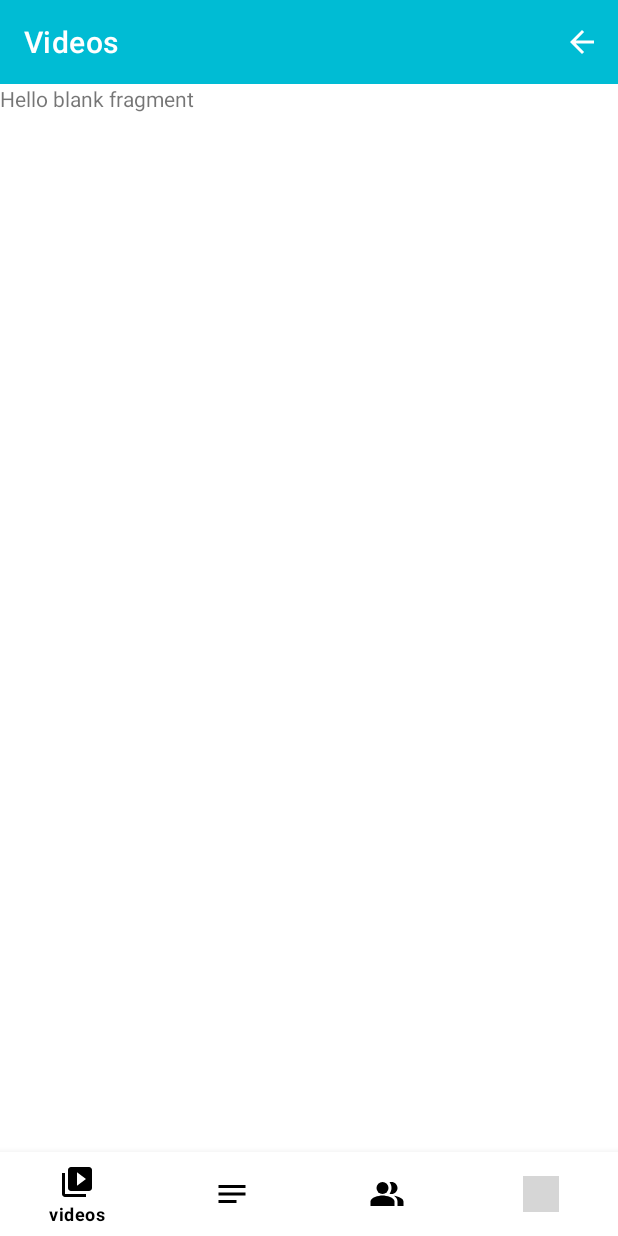
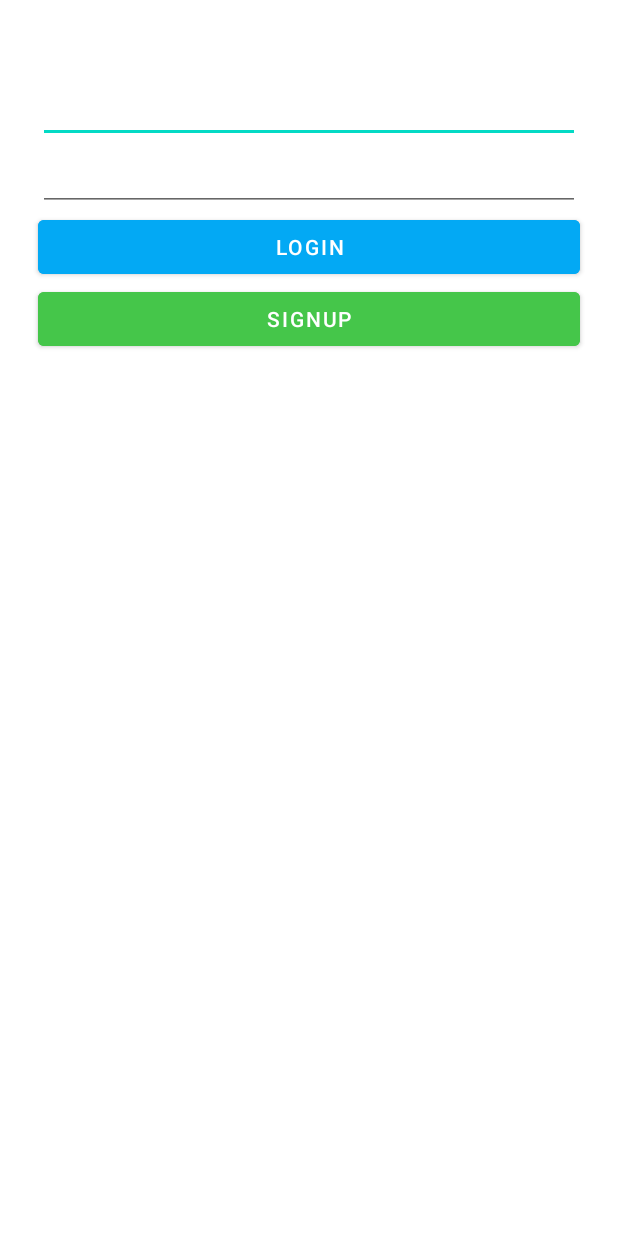
Before and after one commit to Toubat/Courstack, an Android app: the screen it shows after launch (MainActivity before the commit, LoginActivity after it), on a phone screen of 412 x 824 dp. Run offline under Robolectric (Android 15) with nearby library versions, the light colour scheme and no system bars; 6 statements that could not run were skipped; grey boxes are pictures that could not be loaded.

Commit message:
add login activity

```diff
--- a/app/src/main/AndroidManifest.xml
+++ b/app/src/main/AndroidManifest.xml
@@ -16,8 +16,8 @@
         android:theme="@style/Theme.Courstack"
         android:name=".ParseApplication">
 
-        <activity android:name=".LoginActivity"></activity>
-        <activity android:name=".MainActivity">
+        <activity android:name=".MainActivity"></activity>
+        <activity android:name=".LoginActivity">
             <intent-filter>
                 <action android:name="android.intent.action.MAIN" />
 
--- a/app/src/main/java/com/example/courstack/LoginActivity.java
+++ b/app/src/main/java/com/example/courstack/LoginActivity.java
@@ -2,13 +2,103 @@ package com.example.courstack;
 
 import androidx.appcompat.app.AppCompatActivity;
 
+import android.content.Intent;
 import android.os.Bundle;
+import android.util.Log;
+import android.view.View;
+import android.widget.Button;
+import android.widget.EditText;
+import android.widget.Toast;
+
+import com.parse.LogInCallback;
+import com.parse.ParseException;
+import com.parse.ParseUser;
+import com.parse.SignUpCallback;
 
 public class LoginActivity extends AppCompatActivity {
+
+    public static final String TAG = "LoginActivity";
+    private EditText etUsername;
+    private EditText etPassword;
+    private Button btnLogin;
+    private Button btnSignup;
 
     @Override
     protected void onCreate(Bundle savedInstanceState) {
         super.onCreate(savedInstanceState);
         setContentView(R.layout.activity_login);
+
+        // Automatic Login
+        if (ParseUser.getCurrentUser() != null) {
+            // goMainActivity();
+        }
+        etUsername = findViewById(R.id.etUsername);
+        etPassword = findViewById(R.id.etPassword);
+        btnLogin = findViewById(R.id.btnLogin);
+        btnLogin.setOnClickListener(new View.OnClickListener() {
+            @Override
+            public void onClick(View v) {
+                Log.i(TAG, "onClick login button");
+                String username = etUsername.getText().toString();
+                String password = etPassword.getText().toString();
+                loginUser(username, password);
+            }
+        });
+        btnSignup = findViewById(R.id.btnSignup);
+        btnSignup.setOnClickListener(new View.OnClickListener() {
+            @Override
+            public void onClick(View v) {
+                Log.i(TAG, "onClick signup button");
+                String username = etUsername.getText().toString();
+                String password = etPassword.getText().toString();
+                signupUser(username, password);
+            }
+        });
+    }
+
+    private void signupUser(String username, String password) {
+        Log.i(TAG, "Attempting to signup user" + username);
+        // Create the ParseUser
+        ParseUser user = new ParseUser();
+        // Set core properties
+        user.setUsername(username);
+        user.setPassword(password);
+        user.signUpInBackground(new SignUpCallback() {
+            @Override
+            public void done(ParseException e) {
+                if (e != null) {
+                    Log.e(TAG, "Issue with signup", e);
+                    Toast.makeText(LoginActivity.this, "Issue with Signup!", Toast.LENGTH_SHORT).show();
+                } else {
+                    Toast.makeText(LoginActivity.this, "Signup successful!", Toast.LENGTH_SHORT).show();
+                    etUsername.setText("");
+                    etPassword.setText("");
+                }
+            }
+        });
+    }
+
+    private void loginUser(String username, String password) {
+        Log.i(TAG, "Attempting to login user" + username);
+        // Navigate to the main activity if the user has signed properly
+        ParseUser.logInInBackground(username, password, new LogInCallback() {
+            @Override
+            public void done(ParseUser user, ParseException e) {
+                if (e != null) {
+                    Log.e(TAG, "Issue with login", e);
+                    Toast.makeText(LoginActivity.this, "Issue with Login!", Toast.LENGTH_SHORT).show();
+                } else {
+                    goMainActivity();
+                    Toast.makeText(LoginActivity.this, "Success", Toast.LENGTH_SHORT).show();
+                }
+            }
+        });
+    }
+
+    private void goMainActivity() {
+        Intent i = new Intent(this, MainActivity.class);
+        startActivity(i);
+        // remove activity from stack
+        finish();
     }
 }
--- a/app/src/main/res/layout/activity_login.xml
+++ b/app/src/main/res/layout/activity_login.xml
@@ -1,9 +1,67 @@
 <?xml version="1.0" encoding="utf-8"?>
-<androidx.constraintlayout.widget.ConstraintLayout xmlns:android="http://schemas.android.com/apk/res/android"
+<RelativeLayout
+    xmlns:android="http://schemas.android.com/apk/res/android"
     xmlns:app="http://schemas.android.com/apk/res-auto"
     xmlns:tools="http://schemas.android.com/tools"
     android:layout_width="match_parent"
     android:layout_height="match_parent"
     tools:context=".LoginActivity">
 
-</androidx.constraintlayout.widget.ConstraintLayout>
+    <EditText
+        android:id="@+id/etUsername"
+        android:layout_width="363dp"
+        android:layout_height="wrap_content"
+        android:layout_alignParentStart="true"
+        android:layout_alignParentEnd="true"
+        android:layout_marginStart="25dp"
+        android:layout_marginTop="50dp"
+        android:layout_marginEnd="25dp"
+        android:hint="@string/username"
+        android:lines="1"
+        tools:layout_centerHorizontal="true"
+        tools:text="Username" />
+
+    <EditText
+        android:id="@+id/etPassword"
+        android:layout_width="336dp"
+        android:layout_height="wrap_content"
+        android:layout_below="@+id/etUsername"
+        android:layout_alignParentStart="true"
+        android:layout_alignParentEnd="true"
+        android:layout_marginStart="25dp"
+        android:layout_marginTop="0dp"
+        android:layout_marginEnd="25dp"
+        android:hint="@string/password"
+        android:inputType="textPassword"
+        android:lines="1"
+        tools:text="Password" />
+
+    <Button
+        android:id="@+id/btnLogin"
+        android:layout_width="wrap_content"
+        android:layout_height="wrap_content"
+        android:layout_below="@+id/etPassword"
+        android:layout_alignParentStart="true"
+        android:layout_alignParentEnd="true"
+        android:layout_marginStart="25dp"
+        android:layout_marginTop="0dp"
+        android:layout_marginEnd="25dp"
+        android:backgroundTint="#03A9F4"
+        android:text="Login"
+        android:textColor="#FFFFFF" />
+
+    <Button
+        android:id="@+id/btnSignup"
+        android:layout_width="wrap_content"
+        android:layout_height="wrap_content"
+        android:layout_below="@+id/btnLogin"
+        android:layout_alignParentStart="true"
+        android:layout_alignParentEnd="true"
+        android:layout_marginStart="25dp"
+        android:layout_marginTop="0dp"
+        android:layout_marginEnd="25dp"
+        android:backgroundTint="#45C64A"
+        android:text="Signup"
+        android:textColor="#FFFFFF" />
+
+</RelativeLayout>
--- a/app/src/main/res/values/strings.xml
+++ b/app/src/main/res/values/strings.xml
@@ -6,4 +6,7 @@
     <string name="profile">profile</string>
     <!-- TODO: Remove or change this placeholder text -->
     <string name="hello_blank_fragment">Hello blank fragment</string>
+    <string name="username" />
+    <string name="password" />
+    <string name="login" />
 </resources>
```
